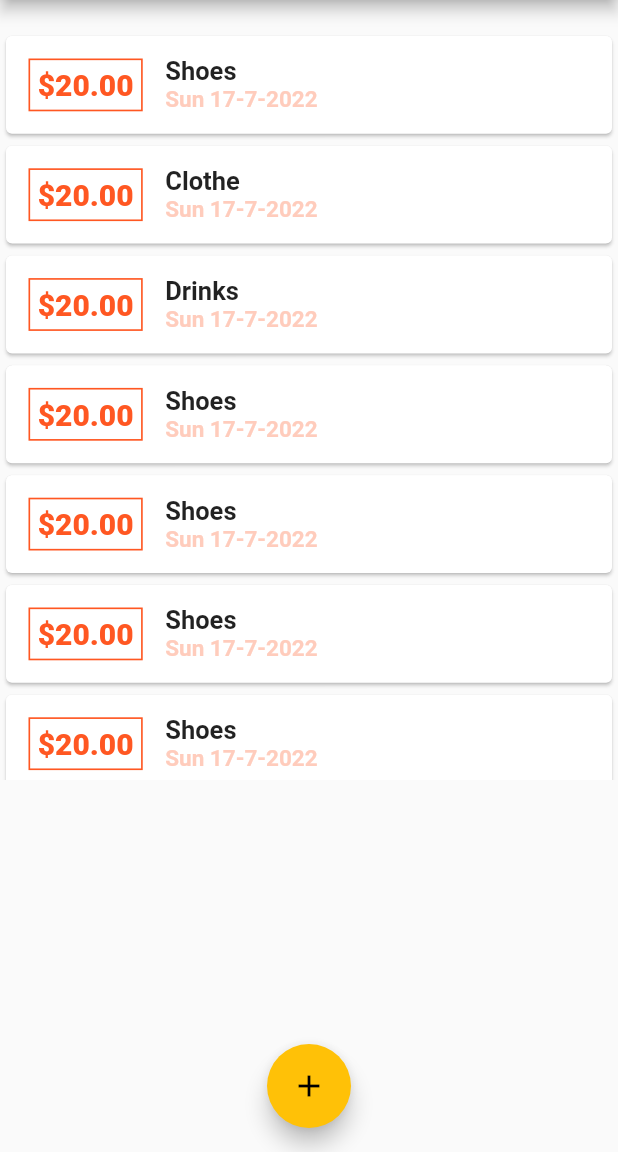
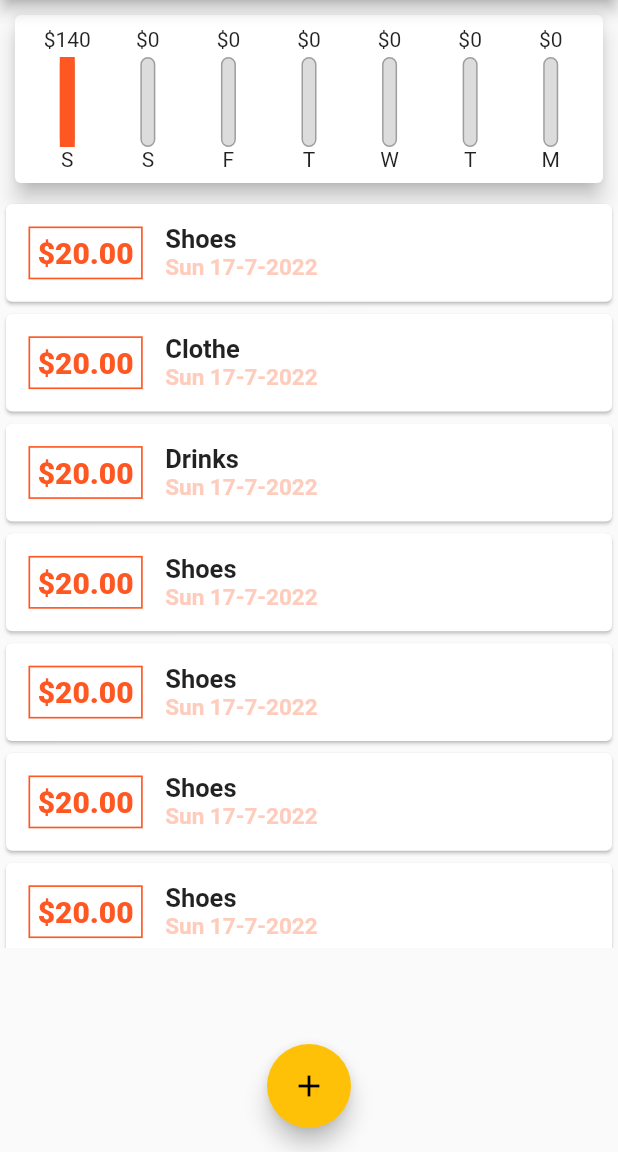
Before and after one commit to Lekki369/class_2, a Flutter app: the screen it shows after launch, on a phone screen of 412 x 824 dp, the part 84-1236 px from its top. Run offline on Flutter 3.47's test engine with Material 2 defaults, Android fonts, the phone set to English and light mode, and no system bars.

Commit message:
added chartbar

```diff
--- a/lib/views/chart.dart
+++ b/lib/views/chart.dart
@@ -1,4 +1,6 @@
 // ignore_for_file: prefer_const_constructors
+
+import 'package:class_2/views/chart_bar.dart';
 
 import '../models/transaction.dart';
 import 'package:flutter/material.dart';
@@ -24,18 +26,42 @@ class Chart extends StatelessWidget {
           totalSum += recentTransaction[i].amount;
         }
       }
-      return {'day': DateFormat.E().format(weekDay), 'amount': totalSum};
+      return {
+        'day': DateFormat.E().format(weekDay).substring(0, 1),
+        'amount': totalSum
+      };
+    });
+  }
+
+  double get maxSpending {
+    return groupedTransaction.fold(0.0, (sVal, item) {
+      return sVal + double.parse(item['amount'].toString());
     });
   }
 
   @override
   Widget build(BuildContext context) {
-    print(groupedTransaction);
+    // print(groupedTransaction);
     return Card(
         elevation: 6,
         margin: EdgeInsets.all(10),
-        child: Row(
-          children: [],
+        child: Padding(
+          padding: const EdgeInsets.all(8.0),
+          child: Row(
+            mainAxisAlignment: MainAxisAlignment.spaceAround,
+            children: groupedTransaction.map((data) {
+              return Flexible(
+                fit: FlexFit.tight,
+                child: ChartBar(
+                    label: data['day'].toString(),
+                    spendingAmount: double.parse(data['amount'].toString()),
+                    spendingPctOfTotal: maxSpending == 0.0
+                        ? 0.0
+                        : double.parse(data['amount'].toString()) /
+                            maxSpending),
+              );
+            }).toList(),
+          ),
         ));
   }
 }
--- /dev/null
+++ b/lib/views/chart_bar.dart
@@ -0,0 +1,50 @@
+import 'package:flutter/material.dart';
+
+class ChartBar extends StatelessWidget {
+  final String label;
+  final double spendingAmount;
+  final double spendingPctOfTotal;
+  const ChartBar({
+    required this.label,
+    required this.spendingAmount,
+    required this.spendingPctOfTotal,
+    Key? key,
+  }) : super(key: key);
+
+  @override
+  Widget build(BuildContext context) {
+    return Column(
+      children: [
+        FittedBox(
+          child: Text('\$${spendingAmount.toStringAsFixed(0)}'),
+        ),
+        const SizedBox(
+          height: 4,
+        ),
+        SizedBox(
+          height: 60,
+          width: 10,
+          child: Stack(
+            children: [
+              Container(
+                decoration: BoxDecoration(
+                  border: Border.all(color: Colors.grey, width: 1.0),
+                  color: const Color.fromRGBO(220, 220, 220, 1),
+                  borderRadius: BorderRadius.circular(10),
+                ),
+              ),
+              FractionallySizedBox(
+                heightFactor: spendingPctOfTotal,
+                child: Container(
+                  decoration:
+                      BoxDecoration(color: Theme.of(context).primaryColor),
+                ),
+              ),
+            ],
+          ),
+        ),
+        Text(label),
+      ],
+    );
+  }
+}
```
